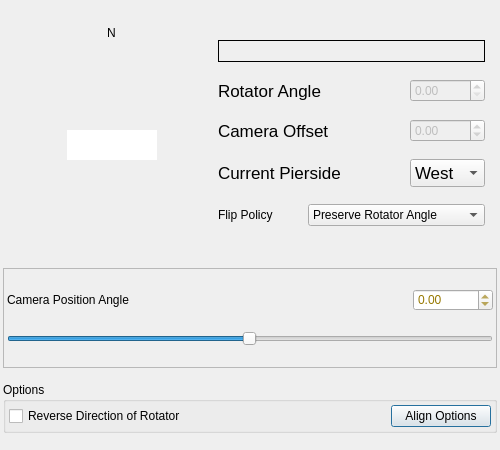
First picture: the form in kstars/ekos/capture/rotatorsettings.ui, repository KDE/kstars, before the edit.
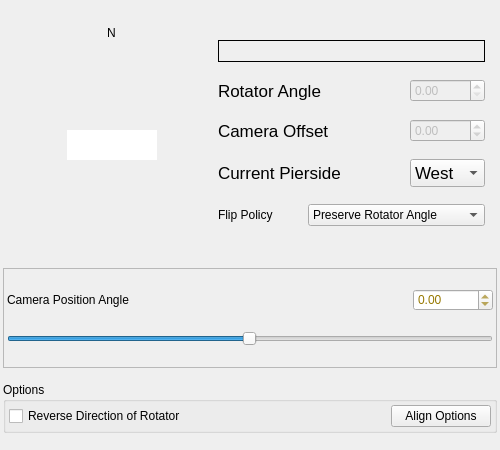
Second picture: the form after the edit. Custom widgets are drawn as their Qt base class.

Commit message:
Deactivate autodefault property of [Align Option] pushbutton
to prevent activation of [Align Options] when pressing [Enter] in Rotator Settings

Diff of the .ui file:
```diff
--- a/kstars/ekos/capture/rotatorsettings.ui
+++ b/kstars/ekos/capture/rotatorsettings.ui
@@ -569,6 +569,9 @@
         <property name="text">
          <string>Align Options</string>
         </property>
+        <property name="autoDefault">
+         <bool>false</bool>
+        </property>
        </widget>
       </item>
      </layout>
```
